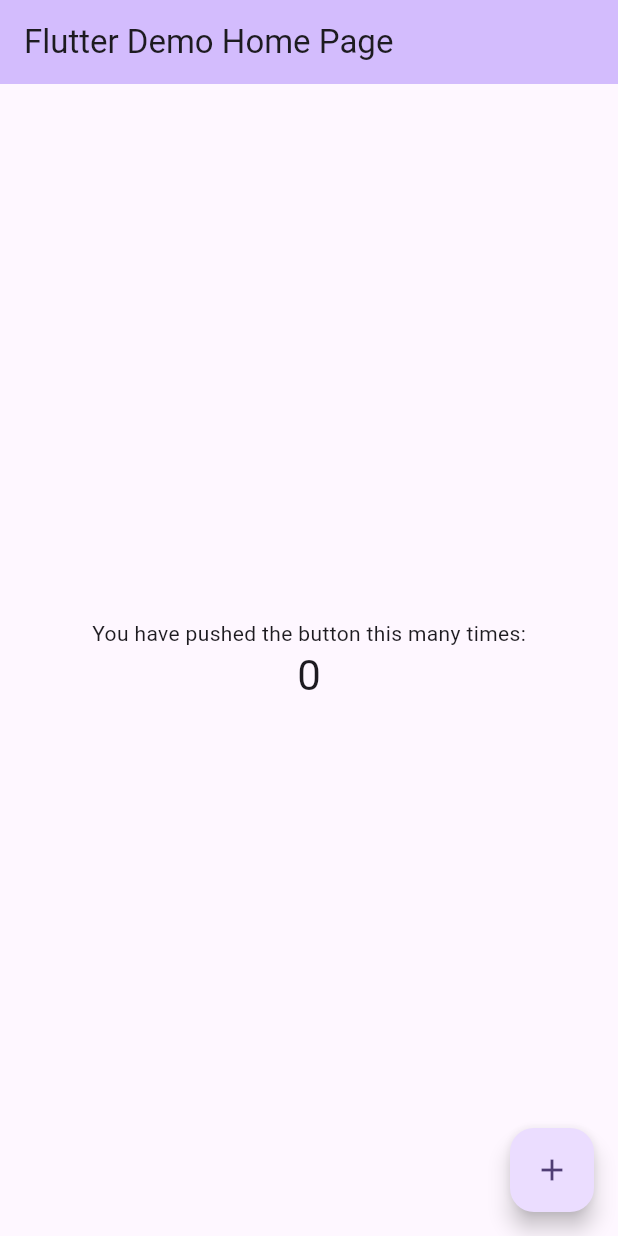
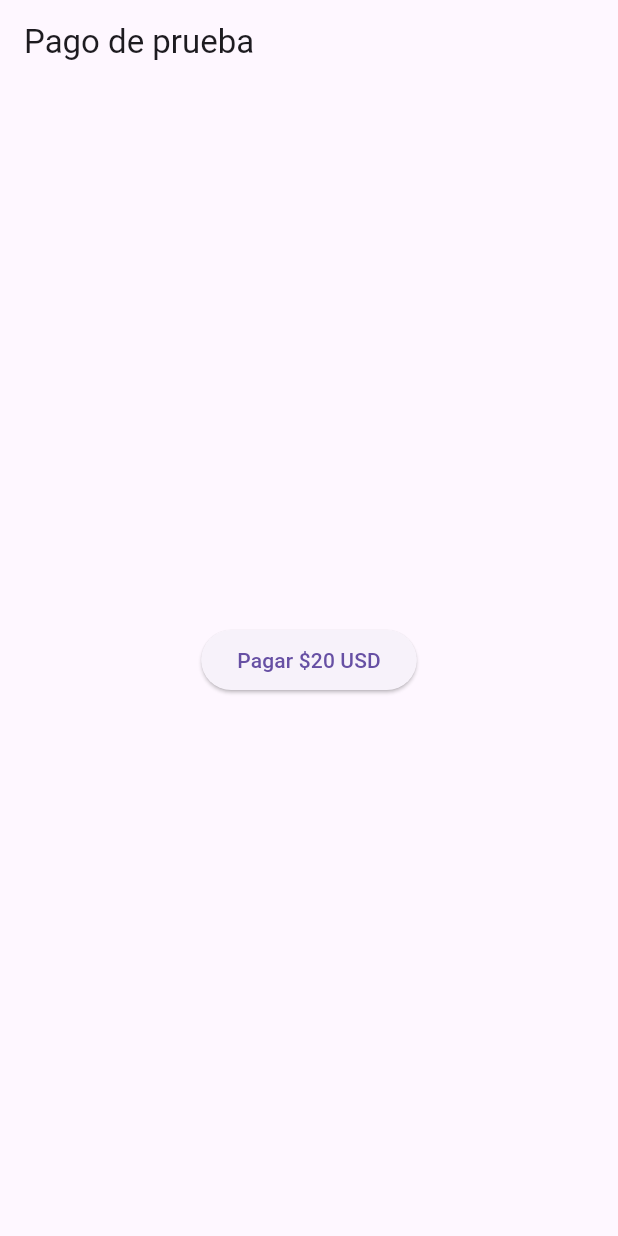
Before and after one commit to Luis-Reyes-Solarte/pasarela_pagos_flutter_stripe, a Flutter app: the screen it shows after launch, on a phone screen of 412 x 824 dp. Run offline on Flutter 3.47's test engine with Material 3 defaults, Android fonts, the phone set to English and light mode, and no system bars; missing offline and left inert: flutter_stripe.

Commit message:
feat: uso de flutter_stripe

```diff
--- a/lib/main.dart
+++ b/lib/main.dart
@@ -1,121 +1,98 @@
+import 'dart:convert';
+
 import 'package:flutter/material.dart';
+import 'package:flutter_stripe/flutter_stripe.dart';
+import 'package:http/http.dart' as http;
 
 void main() {
+  Stripe.publishableKey = 'pk_test_51UNXGjC77OoEdkOo3sWd9sfXWpMiualLEcyCcp4YaKMcBGfqEn4JAtKMkwr1hmmTNvRQ6uNZwpP38xdtaNTwVnnX00lsEUOQDw';
+
   runApp(const MyApp());
 }
 
 class MyApp extends StatelessWidget {
   const MyApp({super.key});
 
-  // This widget is the root of your application.
   @override
   Widget build(BuildContext context) {
     return MaterialApp(
-      title: 'Flutter Demo',
-      theme: ThemeData(
-        // This is the theme of your application.
-        //
-        // TRY THIS: Try running your application with "flutter run". You'll see
-        // the application has a purple toolbar. Then, without quitting the app,
-        // try changing the seedColor in the colorScheme below to Colors.green
-        // and then invoke "hot reload" (save your changes or press the "hot
-        // reload" button in a Flutter-supported IDE, or press "r" if you used
-        // the command line to start the app).
-        //
-        // Notice that the counter didn't reset back to zero; the application
-        // state is not lost during the reload. To reset the state, use hot
-        // restart instead.
-        //
-        // This works for code too, not just values: Most code changes can be
-        // tested with just a hot reload.
-        colorScheme: .fromSeed(seedColor: Colors.deepPurple),
-      ),
-      home: const MyHomePage(title: 'Flutter Demo Home Page'),
+      debugShowCheckedModeBanner: false,
+      title: 'Stripe Test',
+      home: const PaymentPage(),
     );
   }
 }
 
-class MyHomePage extends StatefulWidget {
-  const MyHomePage({super.key, required this.title});
-
-  // This widget is the home page of your application. It is stateful, meaning
-  // that it has a State object (defined below) that contains fields that affect
-  // how it looks.
-
-  // This class is the configuration for the state. It holds the values (in this
-  // case the title) provided by the parent (in this case the App widget) and
-  // used by the build method of the State. Fields in a Widget subclass are
-  // always marked "final".
-
-  final String title;
+class PaymentPage extends StatefulWidget {
+  const PaymentPage({super.key});
 
   @override
-  State<MyHomePage> createState() => _MyHomePageState();
+  State<PaymentPage> createState() => _PaymentPageState();
 }
 
-class _MyHomePageState extends State<MyHomePage> {
-  int _counter = 0;
+class _PaymentPageState extends State<PaymentPage> {
+  Future<String> createPaymentIntent() async {
+    final response = await http.post(
+      //Uri.parse('http://10.0.2.2:8000/create-payment-intent'), Solo cuando se usa el emulador.
+      Uri.parse('http://localhost:8000/create-payment-intent'),
+      headers: {'Content-Type': 'application/json'},
+      body: jsonEncode({'amount': 2000}),
+    );
 
-  void _incrementCounter() {
-    setState(() {
-      // This call to setState tells the Flutter framework that something has
-      // changed in this State, which causes it to rerun the build method below
-      // so that the display can reflect the updated values. If we changed
-      // _counter without calling setState(), then the build method would not be
-      // called again, and so nothing would appear to happen.
-      _counter++;
-    });
+    if (response.statusCode != 200) {
+      throw Exception('No se pudo crear el PaymentIntent');
+    }
+
+    final data = jsonDecode(response.body);
+
+    return data['client_secret'];
+  }
+
+  Future<void> makePayment() async {
+    try {
+      final clientSecret = await createPaymentIntent();
+
+      await Stripe.instance.initPaymentSheet(
+        paymentSheetParameters: SetupPaymentSheetParameters(
+          paymentIntentClientSecret: clientSecret,
+          merchantDisplayName: 'Stripe Test',
+        ),
+      );
+
+      await Stripe.instance.presentPaymentSheet();
+
+      if (!mounted) return;
+
+      ScaffoldMessenger.of(context).showSnackBar(
+        const SnackBar(content: Text('¡Pago realizado correctamente!')),
+      );
+    } on StripeException catch (e) {
+      if (!mounted) return;
+
+      ScaffoldMessenger.of(context).showSnackBar(
+        SnackBar(
+          content: Text(
+            'Pago cancelado o rechazado: ${e.error.localizedMessage}',
+          ),
+        ),
+      );
+    } catch (e) {
+      if (!mounted) return;
+
+      ScaffoldMessenger.of(context)
+          .showSnackBar(SnackBar(content: Text('Error: $e')));
+    }
   }
 
   @override
   Widget build(BuildContext context) {
-    // This method is rerun every time setState is called, for instance as done
-    // by the _incrementCounter method above.
-    //
-    // The Flutter framework has been optimized to make rerunning build methods
-    // fast, so that you can just rebuild anything that needs updating rather
-    // than having to individually change instances of widgets.
     return Scaffold(
-      appBar: AppBar(
-        // TRY THIS: Try changing the color here to a specific color (to
-        // Colors.amber, perhaps?) and trigger a hot reload to see the AppBar
-        // change color while the other colors stay the same.
-        backgroundColor: Theme.of(context).colorScheme.inversePrimary,
-        // Here we take the value from the MyHomePage object that was created by
-        // the App.build method, and use it to set our appbar title.
-        title: Text(widget.title),
-      ),
+      appBar: AppBar(title: const Text('Pago de prueba')),
       body: Center(
-        // Center is a layout widget. It takes a single child and positions it
-        // in the middle of the parent.
-        child: Column(
-          // Column is also a layout widget. It takes a list of children and
-          // arranges them vertically. By default, it sizes itself to fit its
-          // children horizontally, and tries to be as tall as its parent.
-          //
-          // Column has various properties to control how it sizes itself and
-          // how it positions its children. Here we use mainAxisAlignment to
-          // center the children vertically; the main axis here is the vertical
-          // axis because Columns are vertical (the cross axis would be
-          // horizontal).
-          //
-          // TRY THIS: Invoke "debug painting" (choose the "Toggle Debug Paint"
-          // action in the IDE, or press "p" in the console), to see the
-          // wireframe for each widget.
-          mainAxisAlignment: .center,
-          children: [
-            const Text('You have pushed the button this many times:'),
-            Text(
-              '$_counter',
-              style: Theme.of(context).textTheme.headlineMedium,
-            ),
-          ],
+        child: ElevatedButton(
+          onPressed: makePayment,
+          child: const Text('Pagar \$20 USD'),
         ),
-      ),
-      floatingActionButton: FloatingActionButton(
-        onPressed: _incrementCounter,
-        tooltip: 'Increment',
-        child: const Icon(Icons.add),
       ),
     );
   }
```
Also changed, not shown: pubspec.yaml (+48 -48 lines), pubspec.lock.
